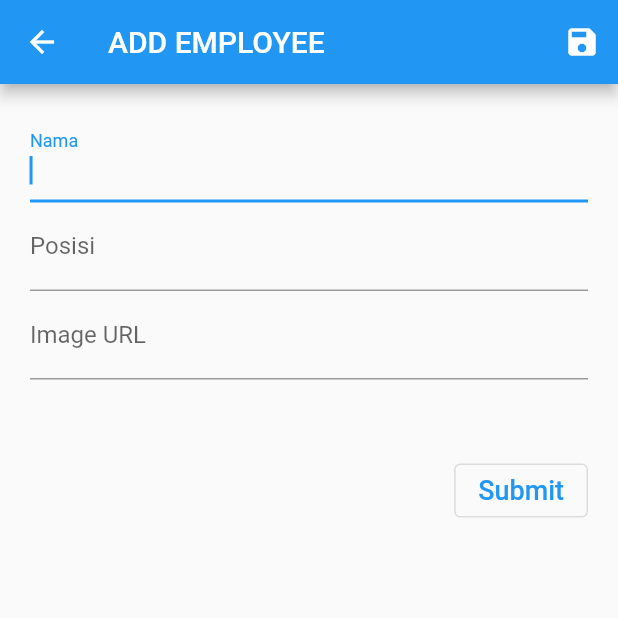
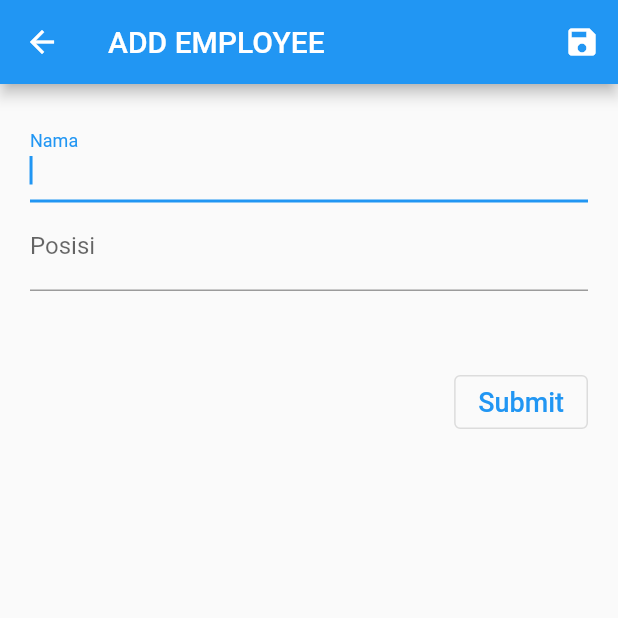
Before and after one commit to Dhafin2107/Mini_Project, a Flutter app: the AddEmployee screen opened by its route, on a phone screen of 412 x 824 dp, the top half of it. Run offline on Flutter 3.47's test engine with Material 2 defaults, Android fonts, the phone set to English and light mode, and no system bars; our stand-ins replace cached_network_image; network calls fail.

```diff
--- a/lib/pages/add_employee_page.dart
+++ b/lib/pages/add_employee_page.dart
@@ -76,13 +76,13 @@ class AddEmployee extends StatelessWidget {
                 textInputAction: TextInputAction.next,
                 controller: positionController,
               ),
-              TextFormField(
-                autocorrect: false,
-                decoration: const InputDecoration(labelText: "Image URL"),
-                textInputAction: TextInputAction.done,
-                controller: imageController,
-                onEditingComplete: addEmployees,
-              ),
+              // TextFormField(
+              //   autocorrect: false,
+              //   decoration: const InputDecoration(labelText: "Image URL"),
+              //   textInputAction: TextInputAction.done,
+              //   controller: imageController,
+              //   onEditingComplete: addEmployees,
+              // ),
               const SizedBox(height: 50),
               Container(
                 width: double.infinity,
```
Also changed, not shown: lib/models/player.dart (+6 -1 lines), lib/pages/detail_employee_page.dart (+23 -23 lines), lib/pages/home_page.dart (+16 -22 lines).
